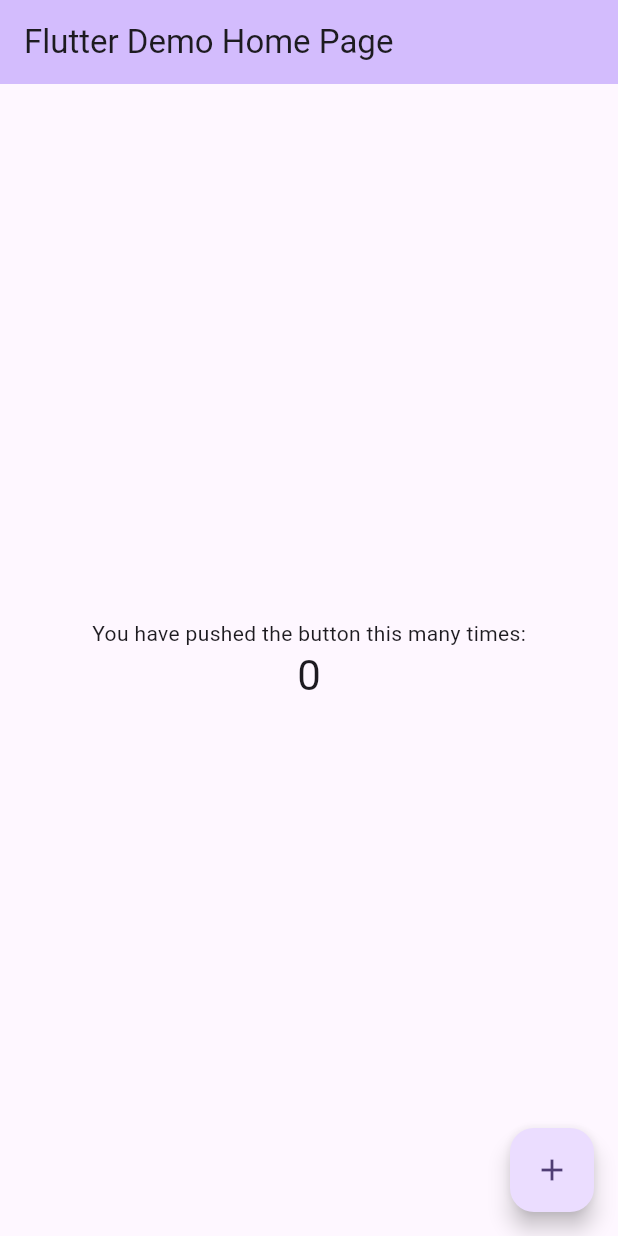
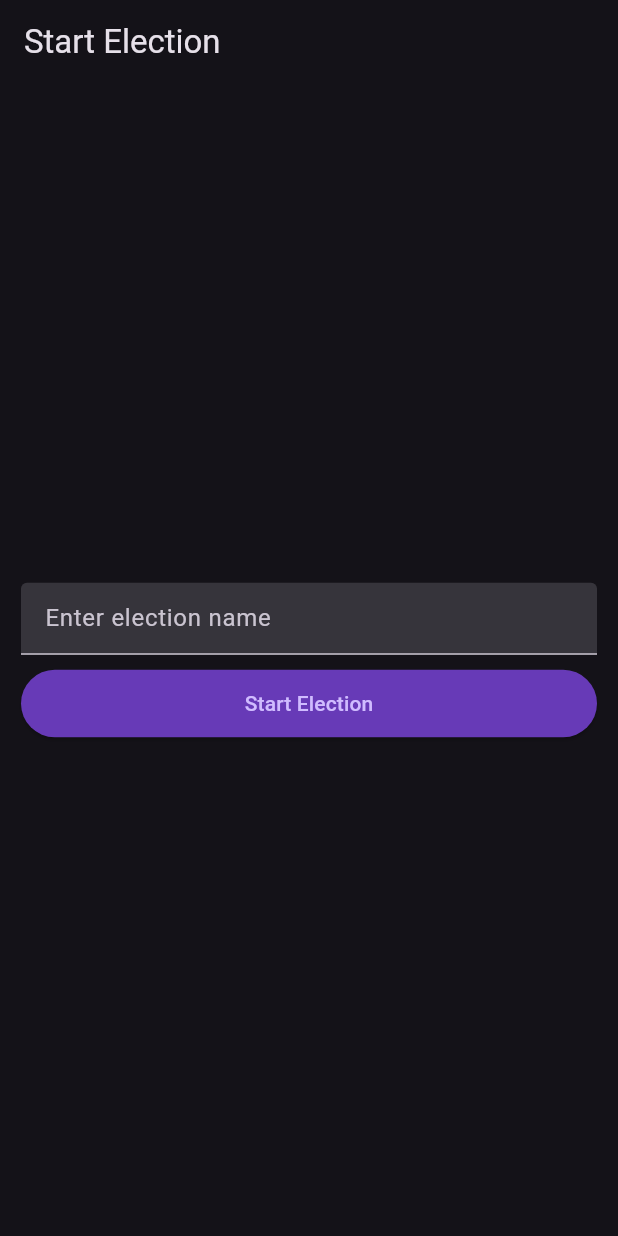
Before and after one commit to hardliver/voting_dapp, a Flutter app: the screen it shows after launch, on a phone screen of 412 x 824 dp. Run offline on Flutter 3.47's test engine with Material 3 defaults, Android fonts, the phone set to English and light mode, and no system bars; missing offline and left inert: web3dart.

Commit message:
Build layour

```diff
--- a/lib/main.dart
+++ b/lib/main.dart
@@ -1,125 +1,26 @@
 import 'package:flutter/material.dart';
+import 'package:voting_dapp/pages/homt.dart';
 
-void main() {
-  runApp(const MyApp());
-}
+void main() => runApp(const MyApp());
 
 class MyApp extends StatelessWidget {
   const MyApp({super.key});
 
-  // This widget is the root of your application.
   @override
   Widget build(BuildContext context) {
     return MaterialApp(
-      title: 'Flutter Demo',
+      home: const Home(),
+      debugShowCheckedModeBanner: false,
       theme: ThemeData(
-        // This is the theme of your application.
-        //
-        // TRY THIS: Try running your application with "flutter run". You'll see
-        // the application has a purple toolbar. Then, without quitting the app,
-        // try changing the seedColor in the colorScheme below to Colors.green
-        // and then invoke "hot reload" (save your changes or press the "hot
-        // reload" button in a Flutter-supported IDE, or press "r" if you used
-        // the command line to start the app).
-        //
-        // Notice that the counter didn't reset back to zero; the application
-        // state is not lost during the reload. To reset the state, use hot
-        // restart instead.
-        //
-        // This works for code too, not just values: Most code changes can be
-        // tested with just a hot reload.
-        colorScheme: ColorScheme.fromSeed(seedColor: Colors.deepPurple),
-        useMaterial3: true,
+        brightness: Brightness.dark,
+        primaryColor: Colors.deepPurple,
+        elevatedButtonTheme: ElevatedButtonThemeData(
+          style: ButtonStyle(
+            backgroundColor: MaterialStateProperty.all(Colors.deepPurple),
+          ),
+        ),
+        appBarTheme: const AppBarTheme(elevation: 0),
       ),
-      home: const MyHomePage(title: 'Flutter Demo Home Page'),
     );
   }
 }
-
-class MyHomePage extends StatefulWidget {
-  const MyHomePage({super.key, required this.title});
-
-  // This widget is the home page of your application. It is stateful, meaning
-  // that it has a State object (defined below) that contains fields that affect
-  // how it looks.
-
-  // This class is the configuration for the state. It holds the values (in this
-  // case the title) provided by the parent (in this case the App widget) and
-  // used by the build method of the State. Fields in a Widget subclass are
-  // always marked "final".
-
-  final String title;
-
-  @override
-  State<MyHomePage> createState() => _MyHomePageState();
-}
-
-class _MyHomePageState extends State<MyHomePage> {
-  int _counter = 0;
-
-  void _incrementCounter() {
-    setState(() {
-      // This call to setState tells the Flutter framework that something has
-      // changed in this State, which causes it to rerun the build method below
-      // so that the display can reflect the updated values. If we changed
-      // _counter without calling setState(), then the build method would not be
-      // called again, and so nothing would appear to happen.
-      _counter++;
-    });
-  }
-
-  @override
-  Widget build(BuildContext context) {
-    // This method is rerun every time setState is called, for instance as done
-    // by the _incrementCounter method above.
-    //
-    // The Flutter framework has been optimized to make rerunning build methods
-    // fast, so that you can just rebuild anything that needs updating rather
-    // than having to individually change instances of widgets.
-    return Scaffold(
-      appBar: AppBar(
-        // TRY THIS: Try changing the color here to a specific color (to
-        // Colors.amber, perhaps?) and trigger a hot reload to see the AppBar
-        // change color while the other colors stay the same.
-        backgroundColor: Theme.of(context).colorScheme.inversePrimary,
-        // Here we take the value from the MyHomePage object that was created by
-        // the App.build method, and use it to set our appbar title.
-        title: Text(widget.title),
-      ),
-      body: Center(
-        // Center is a layout widget. It takes a single child and positions it
-        // in the middle of the parent.
-        child: Column(
-          // Column is also a layout widget. It takes a list of children and
-          // arranges them vertically. By default, it sizes itself to fit its
-          // children horizontally, and tries to be as tall as its parent.
-          //
-          // Column has various properties to control how it sizes itself and
-          // how it positions its children. Here we use mainAxisAlignment to
-          // center the children vertically; the main axis here is the vertical
-          // axis because Columns are vertical (the cross axis would be
-          // horizontal).
-          //
-          // TRY THIS: Invoke "debug painting" (choose the "Toggle Debug Paint"
-          // action in the IDE, or press "p" in the console), to see the
-          // wireframe for each widget.
-          mainAxisAlignment: MainAxisAlignment.center,
-          children: <Widget>[
-            const Text(
-              'You have pushed the button this many times:',
-            ),
-            Text(
-              '$_counter',
-              style: Theme.of(context).textTheme.headlineMedium,
-            ),
-          ],
-        ),
-      ),
-      floatingActionButton: FloatingActionButton(
-        onPressed: _incrementCounter,
-        tooltip: 'Increment',
-        child: const Icon(Icons.add),
-      ), // This trailing comma makes auto-formatting nicer for build methods.
-    );
-  }
-}
--- /dev/null
+++ b/lib/pages/homt.dart
@@ -0,0 +1,57 @@
+import 'package:flutter/material.dart';
+import 'package:http/http.dart';
+import 'package:voting_dapp/utils/constants.dart';
+import 'package:web3dart/web3dart.dart';
+
+class Home extends StatefulWidget {
+  const Home({super.key});
+
+  @override
+  State<Home> createState() => _HomeState();
+}
+
+class _HomeState extends State<Home> {
+  Client? httpClient;
+  Web3Client? ethClient;
+  TextEditingController controller = TextEditingController();
+
+  @override
+  void initState() {
+    httpClient = Client();
+    ethClient = Web3Client(ip, httpClient!);
+    super.initState();
+  }
+
+  @override
+  Widget build(BuildContext context) {
+    return Scaffold(
+      appBar: AppBar(
+        title: const Text("Start Election"),
+      ),
+      body: Container(
+        padding: const EdgeInsets.all(14),
+        child: Column(
+          mainAxisAlignment: MainAxisAlignment.center,
+          children: [
+            TextField(
+              controller: controller,
+              decoration: const InputDecoration(
+                filled: true,
+                hintText: 'Enter election name',
+              ),
+            ),
+            const SizedBox(height: 10),
+            Container(
+              width: double.infinity,
+              height: 45,
+              child: ElevatedButton(
+                onPressed: () {},
+                child: const Text("Start Election"),
+              ),
+            )
+          ],
+        ),
+      ),
+    );
+  }
+}
```
Also changed, not shown: pubspec.yaml (+6 -5 lines), pubspec.lock.
